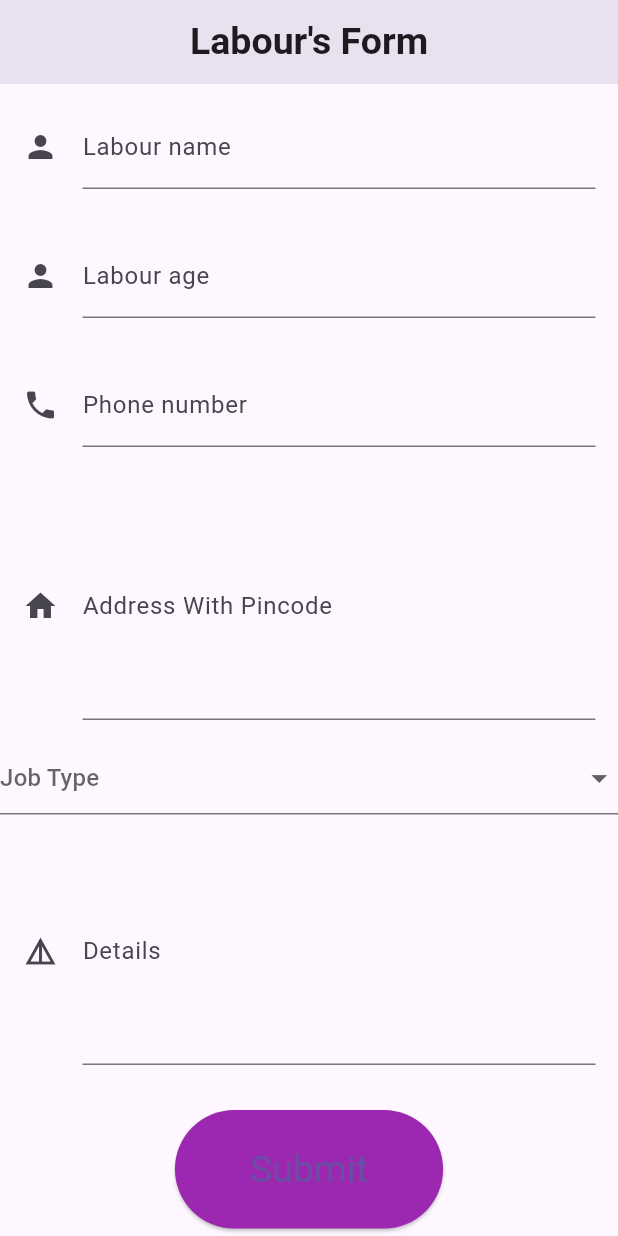
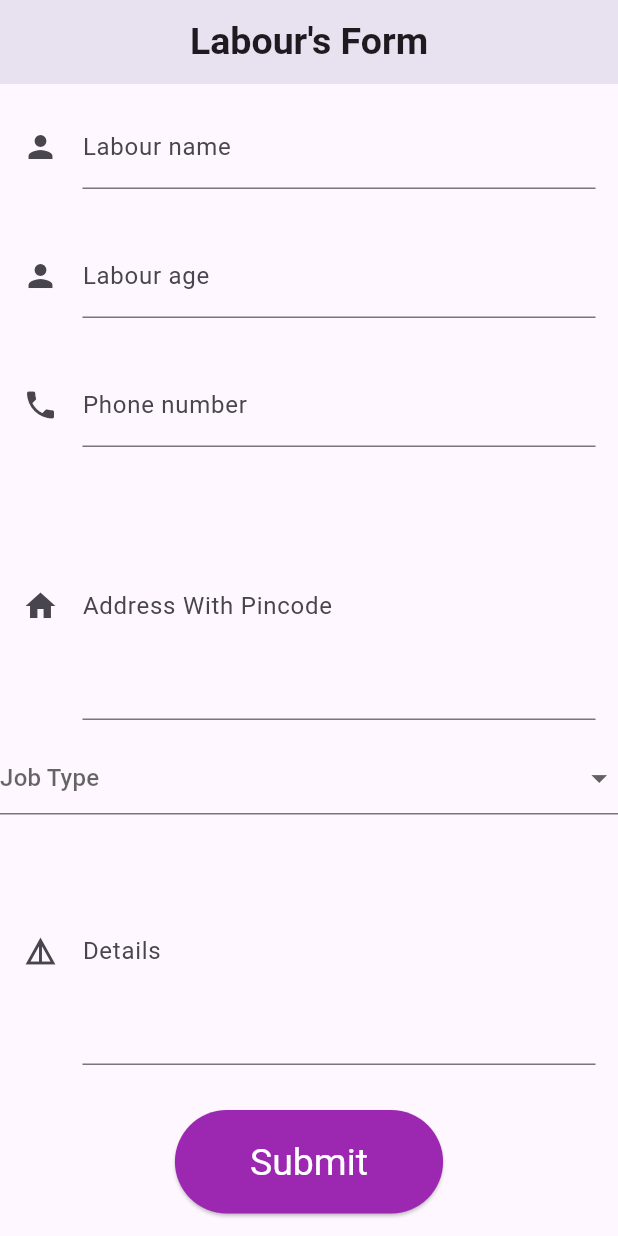
Before and after one commit to SandraAsok/service_admin, a Flutter app: the AddLaboursForm screen opened directly, scrolled down 413 dp, on a phone screen of 412 x 824 dp. Run offline on Flutter 3.47's test engine with Material 3 defaults, Android fonts, the phone set to English and light mode, and no system bars; our stand-ins replace cloud_firestore, firebase_auth, firebase_core, firebase_storage, image_picker, shared_preferences; accounts and stored records are empty.

Commit message:
firebase commit

```diff
--- a/lib/add_labours_form.dart
+++ b/lib/add_labours_form.dart
@@ -143,11 +143,11 @@ class _AddLaboursFormState extends State<AddLaboursForm> {
                   textStyle: MaterialStateProperty.all(
                       const TextStyle(color: Colors.white, fontSize: 25)),
                   padding: MaterialStateProperty.all(
-                      const EdgeInsets.symmetric(horizontal: 50, vertical: 25)),
+                      const EdgeInsets.symmetric(horizontal: 50, vertical: 20)),
                 ),
                 child: const Text(
                   "Submit",
-                  style: TextStyle(),
+                  style: TextStyle(color: Colors.white),
                 ),
               ),
             ),
```
